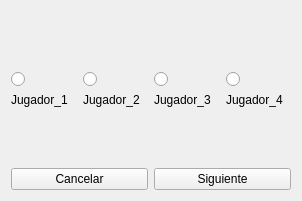
Above: selectplayer.ui from Joscart/Juego-OCA before the change. Below: the same form after it.
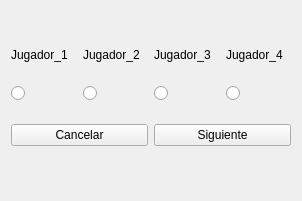
That is the form after the change.

```diff
--- a/selectplayer.ui
+++ b/selectplayer.ui
@@ -118,50 +118,6 @@
      </item>
     </layout>
    </item>
-   <item>
-    <layout class="QHBoxLayout" name="horizontalLayout">
-     <item>
-      <widget class="QRadioButton" name="rbtnJugador_1">
-       <property name="text">
-        <string/>
-       </property>
-       <property name="autoExclusive">
-        <bool>false</bool>
-       </property>
-      </widget>
-     </item>
-     <item>
-      <widget class="QRadioButton" name="rbtnJugador_2">
-       <property name="text">
-        <string/>
-       </property>
-       <property name="autoExclusive">
-        <bool>false</bool>
-       </property>
-      </widget>
-     </item>
-     <item>
-      <widget class="QRadioButton" name="rbtnJugador_3">
-       <property name="text">
-        <string/>
-       </property>
-       <property name="autoExclusive">
-        <bool>false</bool>
-       </property>
-      </widget>
-     </item>
-     <item>
-      <widget class="QRadioButton" name="rbtnJugador_4">
-       <property name="text">
-        <string/>
-       </property>
-       <property name="autoExclusive">
-        <bool>false</bool>
-       </property>
-      </widget>
-     </item>
-    </layout>
-   </item>
    <item>
     <layout class="QHBoxLayout" name="horizontalLayout_3">
      <item>
@@ -194,6 +150,92 @@
      </item>
     </layout>
    </item>
+   <item>
+    <layout class="QHBoxLayout" name="horizontalLayout">
+     <item>
+      <widget class="QRadioButton" name="rbtnJugador_1">
+       <property name="minimumSize">
+        <size>
+         <width>50</width>
+         <height>50</height>
+        </size>
+       </property>
+       <property name="text">
+        <string/>
+       </property>
+       <property name="autoExclusive">
+        <bool>false</bool>
+       </property>
+      </widget>
+     </item>
+     <item>
+      <widget class="QRadioButton" name="rbtnJugador_2">
+       <property name="minimumSize">
+        <size>
+         <width>50</width>
+         <height>50</height>
+        </size>
+       </property>
+       <property name="text">
+        <string/>
+       </property>
+       <property name="autoExclusive">
+        <bool>false</bool>
+       </property>
+      </widget>
+     </item>
+     <item>
+      <widget class="QRadioButton" name="rbtnJugador_3">
+       <property name="minimumSize">
+        <size>
+         <width>50</width>
+         <height>50</height>
+        </size>
+       </property>
+       <property name="text">
+        <string/>
+       </property>
+       <property name="autoExclusive">
+        <bool>false</bool>
+       </property>
+      </widget>
+     </item>
+     <item>
+      <widget class="QRadioButton" name="rbtnJugador_4">
+       <property name="minimumSize">
+        <size>
+         <width>50</width>
+         <height>50</height>
+        </size>
+       </property>
+       <property name="text">
+        <string/>
+       </property>
+       <property name="autoExclusive">
+        <bool>false</bool>
+       </property>
+      </widget>
+     </item>
+    </layout>
+   </item>
+   <item>
+    <layout class="QHBoxLayout" name="horizontalLayout_4">
+     <item>
+      <widget class="QPushButton" name="btnCancelar">
+       <property name="text">
+        <string>Cancelar</string>
+       </property>
+      </widget>
+     </item>
+     <item>
+      <widget class="QPushButton" name="btnSiguiente">
+       <property name="text">
+        <string>Siguiente</string>
+       </property>
+      </widget>
+     </item>
+    </layout>
+   </item>
    <item>
     <spacer name="verticalSpacer">
      <property name="orientation">
@@ -207,24 +249,6 @@
      </property>
     </spacer>
    </item>
-   <item>
-    <layout class="QHBoxLayout" name="horizontalLayout_4">
-     <item>
-      <widget class="QPushButton" name="btnCancelar">
-       <property name="text">
-        <string>Cancelar</string>
-       </property>
-      </widget>
-     </item>
-     <item>
-      <widget class="QPushButton" name="btnSiguiente">
-       <property name="text">
-        <string>Siguiente</string>
-       </property>
-      </widget>
-     </item>
-    </layout>
-   </item>
   </layout>
  </widget>
  <resources/>
```
